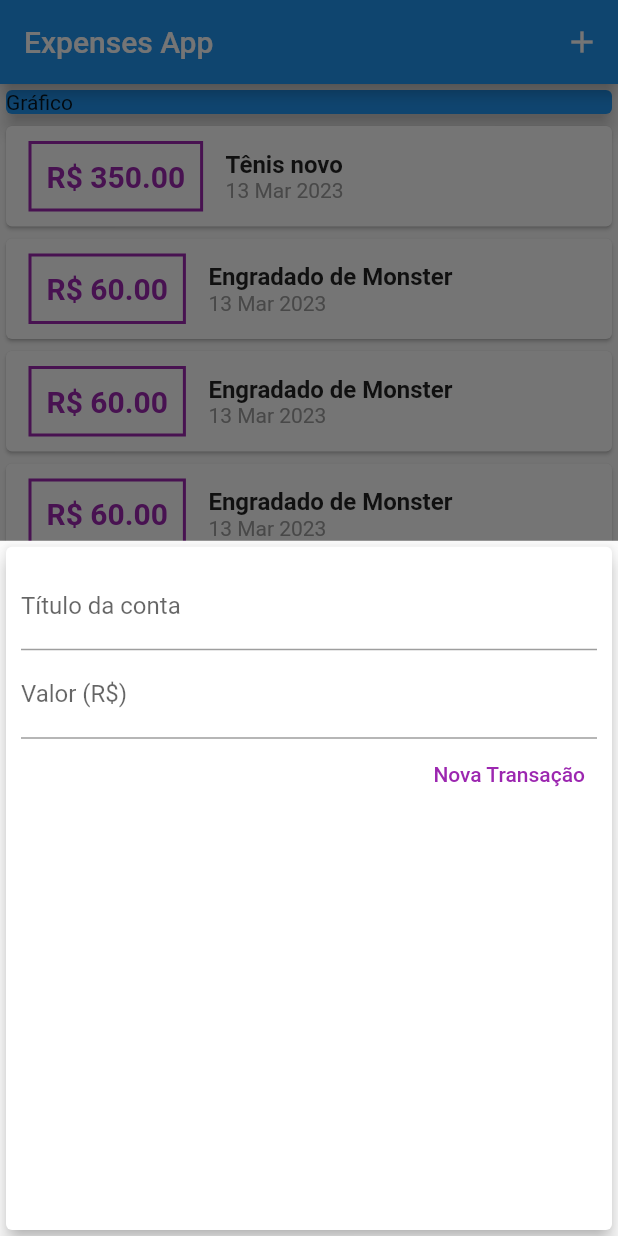
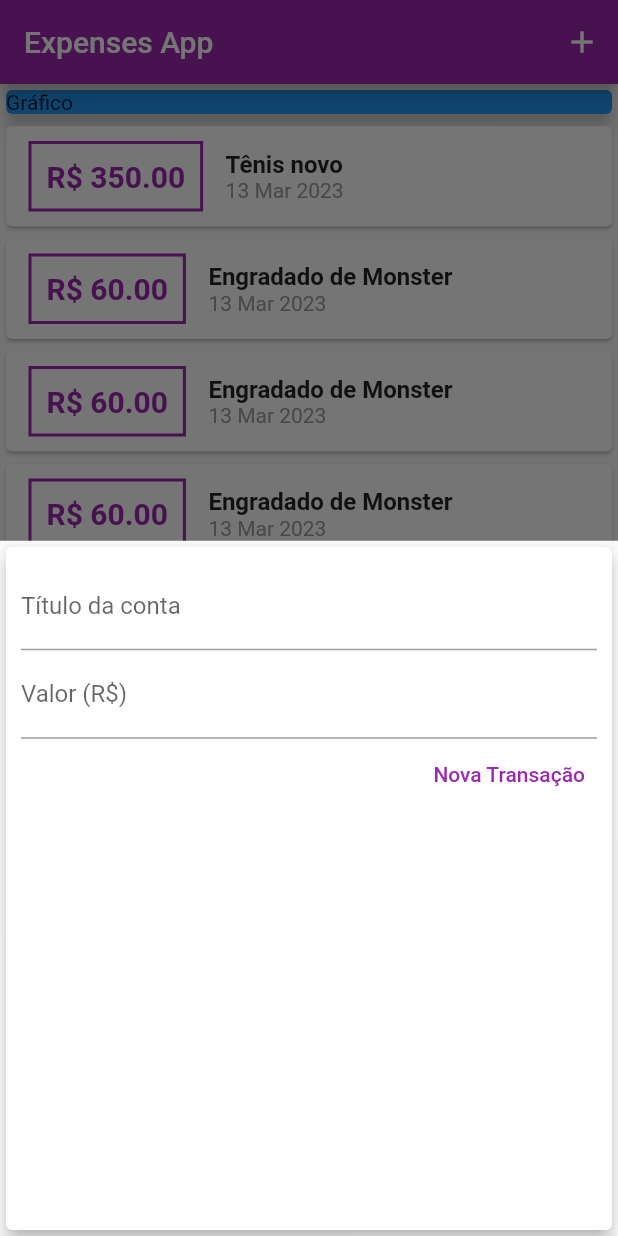
Before and after one commit to Offerreiraa/selfFinancialApp, a Flutter app: the screen it shows after launch, after a tap on the "add" icon, on a phone screen of 412 x 824 dp. Run offline on Flutter 3.47's test engine with Material 2 defaults, Android fonts, the phone set to English and light mode, and no system bars.

Commit message:
Created a ThemeData with colors

```diff
--- a/lib/components/transaction_form.dart
+++ b/lib/components/transaction_form.dart
@@ -1,7 +1,7 @@
 import 'package:flutter/material.dart';
 
 class TransactionForm extends StatefulWidget {
-  TransactionForm(this.onSubmit, {super.key});
+  const TransactionForm(this.onSubmit, {super.key});
 
   final void Function(String, double) onSubmit;
 
--- a/lib/components/transaction_list.dart
+++ b/lib/components/transaction_list.dart
@@ -24,16 +24,16 @@ class TransactionList extends StatelessWidget {
                   ),
                   decoration: BoxDecoration(
                     border: Border.all(
-                      color: Colors.purple,
+                      color: Theme.of(context).primaryColor,
                       width: 2,
                     ),
                   ),
                   padding: const EdgeInsets.all(10),
                   child: Text(
                     'R\$ ${tr.value!.toStringAsFixed(2)}',
-                    style: const TextStyle(
+                    style: TextStyle(
                       fontSize: 20,
-                      color: Colors.purple,
+                      color: Theme.of(context).primaryColor,
                       fontWeight: FontWeight.bold,
                     ),
                   ),
--- a/lib/main.dart
+++ b/lib/main.dart
@@ -11,8 +11,12 @@ class ExpensesApp extends StatelessWidget {
 
   @override
   Widget build(BuildContext context) {
-    return const MaterialApp(
-      home: MyHomePage(),
+    return MaterialApp(
+      home: const MyHomePage(),
+      theme: ThemeData(
+        primarySwatch: Colors.purple,
+        accentColor: Colors.amber,
+      ),
     );
   }
 }
@@ -63,6 +67,8 @@ class _MyHomePageState extends State<MyHomePage> {
     setState(() {
       _transaction.add(newTransaction);
     });
+
+    Navigator.of(context).pop();
   }
 
   _openTransactionFormModal(BuildContext context) {
```
